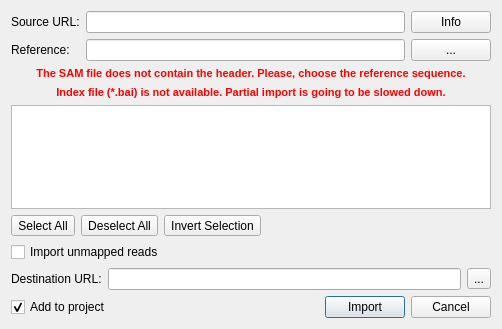
violethaze74/ugene, file src/plugins/dbi_bam/src/ConvertToSQLiteDialog.ui: the form before one commit.
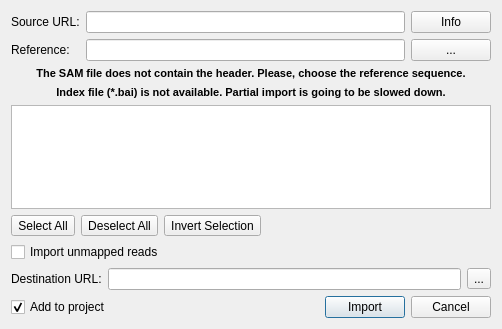
The form after the commit.

The edit to the form file:
```diff
--- a/src/plugins/dbi_bam/src/ConvertToSQLiteDialog.ui
+++ b/src/plugins/dbi_bam/src/ConvertToSQLiteDialog.ui
@@ -67,7 +67,7 @@
 &lt;html&gt;&lt;head&gt;&lt;meta name=&quot;qrichtext&quot; content=&quot;1&quot; /&gt;&lt;style type=&quot;text/css&quot;&gt;
 p, li { white-space: pre-wrap; }
 &lt;/style&gt;&lt;/head&gt;&lt;body style=&quot; font-family:'MS Shell Dlg 2'; font-size:8.25pt; font-weight:400; font-style:normal;&quot;&gt;
-&lt;p align=&quot;center&quot; style=&quot; margin-top:0px; margin-bottom:0px; margin-left:0px; margin-right:0px; -qt-block-indent:0; text-indent:0px;&quot;&gt;&lt;span style=&quot; font-size:8pt; font-weight:600; color:#ff0000;&quot;&gt;The SAM file does not contain the header. Please, choose the reference sequence.&lt;/span&gt;&lt;/p&gt;&lt;/body&gt;&lt;/html&gt;</string>
+&lt;p align=&quot;center&quot; style=&quot; margin-top:0px; margin-bottom:0px; margin-left:0px; margin-right:0px; -qt-block-indent:0; text-indent:0px;&quot;&gt;&lt;span style=&quot; font-size:8pt; font-weight:600;&quot;&gt;The SAM file does not contain the header. Please, choose the reference sequence.&lt;/span&gt;&lt;/p&gt;&lt;/body&gt;&lt;/html&gt;</string>
      </property>
     </widget>
    </item>
@@ -78,7 +78,7 @@
 &lt;html&gt;&lt;head&gt;&lt;meta name=&quot;qrichtext&quot; content=&quot;1&quot; /&gt;&lt;style type=&quot;text/css&quot;&gt;
 p, li { white-space: pre-wrap; }
 &lt;/style&gt;&lt;/head&gt;&lt;body style=&quot; font-family:'MS Shell Dlg 2'; font-size:8.25pt; font-weight:400; font-style:normal;&quot;&gt;
-&lt;p align=&quot;center&quot; style=&quot; margin-top:0px; margin-bottom:0px; margin-left:0px; margin-right:0px; -qt-block-indent:0; text-indent:0px;&quot;&gt;&lt;span style=&quot; font-size:8pt; font-weight:600; color:#ff0000;&quot;&gt;Index file (*.bai) is not available. Partial import is going to be slowed down.&lt;/span&gt;&lt;/p&gt;&lt;/body&gt;&lt;/html&gt;</string>
+&lt;p align=&quot;center&quot; style=&quot; margin-top:0px; margin-bottom:0px; margin-left:0px; margin-right:0px; -qt-block-indent:0; text-indent:0px;&quot;&gt;&lt;span style=&quot; font-size:8pt; font-weight:600;&quot;&gt;Index file (*.bai) is not available. Partial import is going to be slowed down.&lt;/span&gt;&lt;/p&gt;&lt;/body&gt;&lt;/html&gt;</string>
      </property>
     </widget>
    </item>
```
